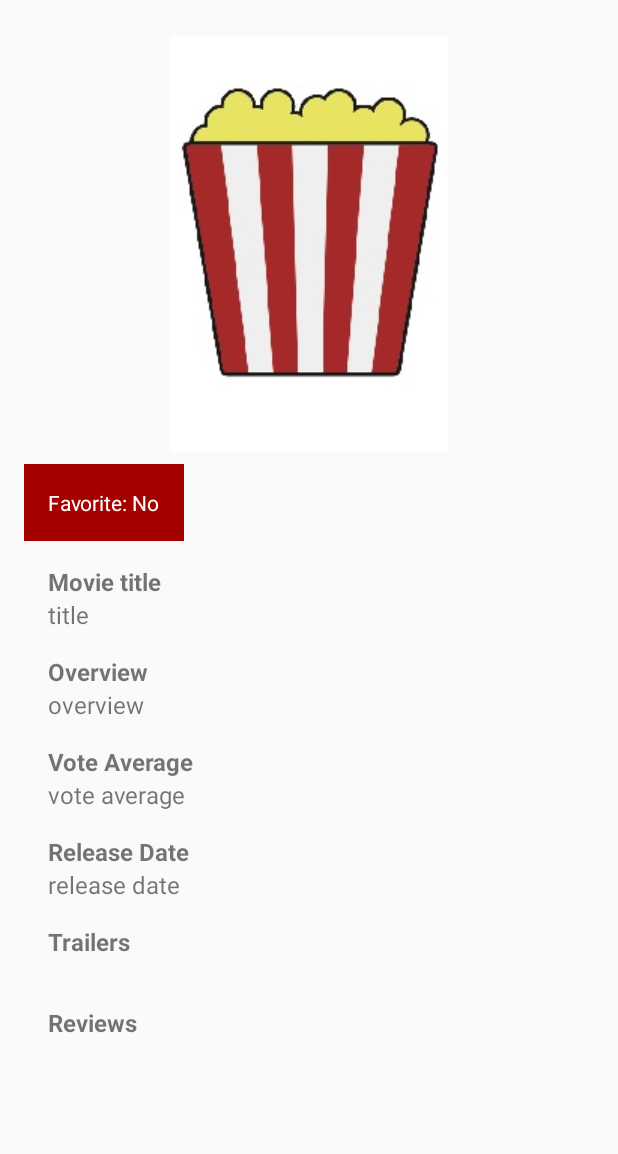
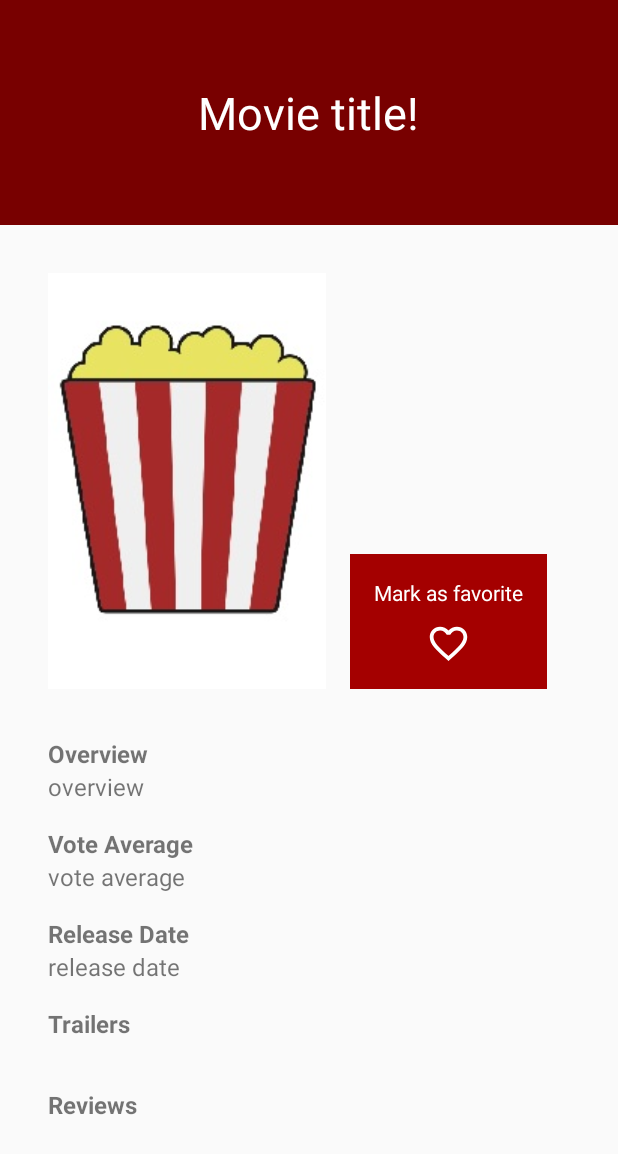
Before and after one commit to lemefe21/movie_guide_app, an Android app: the layout activity_movie_detail.xml on its own in the app's theme, with its tools: preview values and no code run, on a phone screen of 412 x 824 dp. Shown: the top 1154 px of the screen. Run offline under Robolectric (Android 15) with nearby library versions, the light colour scheme and no system bars.

Commit message:
finish layout change to send project

```diff
--- a/app/src/main/java/com/leme/movieguideapp/MovieDetailActivity.java
+++ b/app/src/main/java/com/leme/movieguideapp/MovieDetailActivity.java
@@ -21,7 +21,6 @@ import android.view.View;
 import android.widget.ImageView;
 import android.widget.ProgressBar;
 import android.widget.TextView;
-import android.widget.Toast;
 
 import com.leme.movieguideapp.adapters.MovieReviewsAdapter;
 import com.leme.movieguideapp.adapters.MovieVideosAdapter;
@@ -44,13 +43,14 @@ public class MovieDetailActivity extends AppCompatActivity implements MovieVideo
     private static Movie movie;
 
     private ImageView mPoster;
-    private TextView mTitle;
+    private ImageView mIconFavorited;
     private TextView mOverview;
     private TextView mVoteAverage;
     private TextView mReleaseData;
     private TextView btnFavorite;
     private TextView mStatusReview;
     private TextView mStatusVideo;
+    private TextView mTitleBanner;
     private ProgressBar mLoadingReview;
     private ProgressBar mLoadingVideos;
     private RecyclerView mRecyclerViewReviews;
@@ -70,7 +70,8 @@ public class MovieDetailActivity extends AppCompatActivity implements MovieVideo
         setContentView(R.layout.activity_movie_detail);
 
         mPoster = findViewById(R.id.iv_detail_movie_poster);
-        mTitle = findViewById(R.id.tv_detail_movie_title);
+        mIconFavorited = findViewById(R.id.iv_movie_icon_favorited);
+        mTitleBanner = findViewById(R.id.tv_movie_title_banner);
         mOverview = findViewById(R.id.tv_detail_movie_overview);
         mVoteAverage = findViewById(R.id.tv_detail_movie_vote_average);
         mReleaseData = findViewById(R.id.tv_detail_movie_release_date);
@@ -142,11 +143,11 @@ public class MovieDetailActivity extends AppCompatActivity implements MovieVideo
 
     }
 
-    private void setFavoriteTextView() {
+    private void setFavoriteIcon() {
         if(isFavorited) {
-            btnFavorite.setText("Favorite: Yes");
+            mIconFavorited.setImageResource(R.drawable.ic_favorite);
         } else {
-            btnFavorite.setText("Favorite: No");
+            mIconFavorited.setImageResource(R.drawable.ic_no_favorite);
         }
     }
 
@@ -162,12 +163,12 @@ public class MovieDetailActivity extends AppCompatActivity implements MovieVideo
                 .into(mPoster);
 
         typeDetail = movie.getSearchType();
-        mTitle.setText(movie.getTitle());
+        mTitleBanner.setText(movie.getTitle());
         mOverview.setText(movie.getOverview());
         mVoteAverage.setText(String.valueOf(movie.getVote_average()));
         mReleaseData.setText(movie.getRelease_date());
         isFavorited = movie.isFavorite();
-        setFavoriteTextView();
+        setFavoriteIcon();
 
     }
 
--- a/app/src/main/java/com/leme/movieguideapp/adapters/MovieItemAdapter.java
+++ b/app/src/main/java/com/leme/movieguideapp/adapters/MovieItemAdapter.java
@@ -12,7 +12,6 @@ import android.widget.TextView;
 
 import com.leme.movieguideapp.R;
 import com.leme.movieguideapp.data.MovieContract;
-import com.leme.movieguideapp.utilities.MovieUtils;
 import com.leme.movieguideapp.utilities.NetworkUtils;
 import com.squareup.picasso.Picasso;
 
@@ -55,12 +54,6 @@ public class MovieItemAdapter extends RecyclerView.Adapter<MovieItemAdapter.Movi
                 .error(R.drawable.poster_default)
                 .into(movieItemAdapterViewHolder.mMoviePosterImageView);
 
-        if(MovieUtils.checkIfMovieIsFavorite(cursor)) {
-            movieItemAdapterViewHolder.mMovieFavorited.setVisibility(View.VISIBLE);
-        } else {
-            movieItemAdapterViewHolder.mMovieFavorited.setVisibility(View.INVISIBLE);
-        }
-
     }
 
     @Override
@@ -68,11 +61,6 @@ public class MovieItemAdapter extends RecyclerView.Adapter<MovieItemAdapter.Movi
         if(cursor == null) return 0;
         return cursor.getCount();
     }
-
-    /*public void setMovieData(List<Movie> movies) {
-        mMovieList = movies;
-        notifyDataSetChanged();
-    }*/
 
     public void swapCursor(Cursor data) {
         cursor = data;
@@ -84,14 +72,12 @@ public class MovieItemAdapter extends RecyclerView.Adapter<MovieItemAdapter.Movi
 
         public final TextView mMovieNameTextView;
         public final ImageView mMoviePosterImageView;
-        public final ImageView mMovieFavorited;
 
         public MovieItemAdapterViewHolder(@NonNull View itemView) {
             super(itemView);
 
             mMovieNameTextView = itemView.findViewById(R.id.tv_movie_name);
             mMoviePosterImageView = itemView.findViewById(R.id.iv_movie_poster);
-            mMovieFavorited = itemView.findViewById(R.id.iv_movie_favorited);
             itemView.setOnClickListener(this);
 
         }
@@ -101,7 +87,6 @@ public class MovieItemAdapter extends RecyclerView.Adapter<MovieItemAdapter.Movi
             int adapterPosition = getAdapterPosition();
             cursor.moveToPosition(adapterPosition);
             int movieIdClicked = cursor.getInt(MovieContract.MovieEntry.INDEX_MOVIE_ID);
-            //Movie movie = mMovieList.get(adapterPosition);
             mClickHandler.onClick(movieIdClicked);
         }
 
--- a/app/src/main/res/layout/activity_movie_detail.xml
+++ b/app/src/main/res/layout/activity_movie_detail.xml
@@ -1,115 +1,172 @@
 <?xml version="1.0" encoding="utf-8"?>
 <android.support.v4.widget.NestedScrollView
     xmlns:android="http://schemas.android.com/apk/res/android"
+    xmlns:app="http://schemas.android.com/apk/res-auto"
     android:layout_width="match_parent"
     android:layout_height="match_parent" >
 
     <LinearLayout
         android:layout_width="match_parent"
         android:layout_height="wrap_content"
-        android:padding="@dimen/detail_linearlayout_padding"
         android:orientation="vertical">
+
+        <RelativeLayout
+            android:layout_width="match_parent"
+            android:layout_height="wrap_content">
+
+            <ImageView
+                android:id="@+id/im_banner_title"
+                android:layout_width="match_parent"
+                android:layout_height="150dp"
+                app:srcCompat="@color/colorPrimaryDark"/>
+
+            <TextView
+                android:id="@+id/tv_movie_title_banner"
+                android:layout_width="wrap_content"
+                android:layout_height="wrap_content"
+                android:layout_centerHorizontal="true"
+                android:layout_centerVertical="true"
+                android:layout_margin="@dimen/default_margim_32dp"
+                android:text="@string/movie_title_banner"
+                android:textColor="@color/white"
+                android:textSize="@dimen/banner_title_size" />
+
+        </RelativeLayout>
+
+        <LinearLayout
+            android:layout_width="match_parent"
+            android:layout_height="wrap_content"
+            android:layout_below="@+id/im_banner_title"
+            android:orientation="vertical"
+            android:padding="@dimen/detail_linearlayout_padding">
+
+            <LinearLayout
+                android:layout_width="match_parent"
+                android:layout_height="wrap_content"
+                android:layout_margin="@dimen/default_margim_16dp"
+                android:orientation="horizontal">
 
                 <ImageView
                     android:id="@+id/iv_detail_movie_poster"
                     android:layout_width="wrap_content"
                     android:layout_height="wrap_content"
-            android:src="@drawable/poster_default"
-            android:padding="@dimen/detail_movie_poster_padding"
-            android:layout_gravity="center"/>
+                    android:layout_gravity="center"
+                    android:src="@drawable/poster_default" />
+
+                <RelativeLayout
+                    android:layout_width="wrap_content"
+                    android:layout_height="wrap_content"
+                    android:layout_marginLeft="@dimen/default_margim_16dp"
+                    android:layout_gravity="bottom">
 
                     <TextView
                         android:id="@+id/btn_favorite_movie"
                         android:layout_width="wrap_content"
-            android:layout_height="wrap_content"
+                        android:layout_height="@dimen/button_favorite_height"
+                        android:background="@drawable/item_favorite_selector"
                         android:padding="@dimen/default_padding_16dp"
-            android:background="@drawable/item_favorite_selector"
-            android:textColor="@color/white"
-            android:text="Favorite: No"/>
+                        android:text="Mark as favorite"
+                        android:textColor="@color/white" />
 
-        <TextView
+                    <ImageView
+                        android:id="@+id/iv_movie_icon_favorited"
+                        android:layout_width="30dp"
+                        android:layout_height="30dp"
+                        android:layout_centerHorizontal="true"
+                        android:layout_alignBottom="@id/btn_favorite_movie"
+                        android:layout_marginBottom="15dp"
+                        android:src="@drawable/ic_no_favorite" />
+
+                </RelativeLayout>
+
+
+            </LinearLayout>
+
+            <!--<TextView
                 android:id="@+id/tv_detail_title"
                 style="@style/DetailMovieTitles"
-            android:text="@string/movie_title"/>
+                android:text="@string/movie_title" />
 
             <TextView
                 android:id="@+id/tv_detail_movie_title"
                 style="@style/DetailMovieSubTitles"
-            android:text="@string/title"/>
+                android:text="@string/title" />-->
 
             <TextView
                 android:id="@+id/tv_detail_overview"
                 style="@style/DetailMovieTitles"
-            android:text="@string/movie_overview"/>
+                android:text="@string/movie_overview" />
 
             <TextView
                 android:id="@+id/tv_detail_movie_overview"
                 style="@style/DetailMovieSubTitles"
-            android:text="@string/overview"/>
+                android:text="@string/overview" />
 
             <TextView
                 android:id="@+id/tv_detail_vote_average"
                 style="@style/DetailMovieTitles"
-            android:text="@string/movie_vote_average"/>
+                android:text="@string/movie_vote_average" />
 
             <TextView
                 android:id="@+id/tv_detail_movie_vote_average"
                 style="@style/DetailMovieSubTitles"
-            android:text="@string/vote_average"/>
+                android:text="@string/vote_average" />
 
             <TextView
                 android:id="@+id/tv_detail_release_date"
                 style="@style/DetailMovieTitles"
-            android:text="@string/movie_release_date"/>
+                android:text="@string/movie_release_date" />
 
             <TextView
                 android:id="@+id/tv_detail_movie_release_date"
                 style="@style/DetailMovieSubTitles"
-            android:text="@string/vote_release_date"/>
+                android:text="@string/vote_release_date" />
 
             <TextView
                 android:id="@+id/tv_videos"
                 style="@style/DetailMovieTitles"
-            android:text="@string/movie_videos"/>
+                android:text="@string/movie_videos" />
 
             <ProgressBar
                 android:id="@+id/pb_loading_videos"
+                android:layout_width="@dimen/main_loading_indicator_width"
                 android:layout_height="@dimen/main_loading_indicator_height"
-            android:layout_width="@dimen/main_loading_indicator_width"
                 android:layout_gravity="center"
                 android:visibility="gone" />
 
             <TextView
                 android:id="@+id/tv_detail_movie_video"
                 style="@style/DetailMovieSubTitles"
-            android:visibility="gone"
-            android:text="@string/reviews"/>
+                android:text="@string/reviews"
+                android:visibility="gone" />
 
             <android.support.v7.widget.RecyclerView
                 android:id="@+id/recyclerview_videos_movies"
-            style="@style/DetailMovieListReview"/>
+                style="@style/DetailMovieListReview" />
 
             <TextView
                 android:id="@+id/tv_reviews"
                 style="@style/DetailMovieTitles"
-            android:text="@string/movie_reviews"/>
+                android:text="@string/movie_reviews" />
 
             <ProgressBar
                 android:id="@+id/pb_loading_reviews"
+                android:layout_width="@dimen/main_loading_indicator_width"
                 android:layout_height="@dimen/main_loading_indicator_height"
-            android:layout_width="@dimen/main_loading_indicator_width"
                 android:layout_gravity="center"
                 android:visibility="gone" />
 
             <TextView
                 android:id="@+id/tv_detail_movie_review"
                 style="@style/DetailMovieSubTitles"
-            android:visibility="gone"
-            android:text="@string/reviews"/>
+                android:text="@string/reviews"
+                android:visibility="gone" />
 
             <android.support.v7.widget.RecyclerView
                 android:id="@+id/recyclerview_reviews_movies"
-            style="@style/DetailMovieListReview"/>
+                style="@style/DetailMovieListReview" />
+
+        </LinearLayout>
 
     </LinearLayout>
 
--- a/app/src/main/res/layout/movie_list_item.xml
+++ b/app/src/main/res/layout/movie_list_item.xml
@@ -33,14 +33,6 @@
                 android:fontFamily="sans-serif"
                 android:padding="@dimen/item_card_padding"/>
 
-            <ImageView
-                android:id="@+id/iv_movie_favorited"
-                android:layout_width="25dp"
-                android:layout_height="25dp"
-                android:layout_gravity="center"
-                android:layout_marginBottom="8dp"
-                android:src="@drawable/ic_star_black_100dp"/>
-
         </LinearLayout>
 
     </android.support.v7.widget.CardView>
--- a/app/src/main/res/values/dimens.xml
+++ b/app/src/main/res/values/dimens.xml
@@ -28,5 +28,8 @@
     <dimen name="default_margim_8dp">8dp</dimen>
     <dimen name="image_thumbnail_height">110dp</dimen>
     <dimen name="image_thumbnail_width">195dp</dimen>
+    <dimen name="banner_title_size">30sp</dimen>
+    <dimen name="button_favorite_height">90dp</dimen>
+    <dimen name="default_margim_32dp">32dp</dimen>
 
 </resources>
--- a/app/src/main/res/values/strings.xml
+++ b/app/src/main/res/values/strings.xml
@@ -23,4 +23,5 @@
     <string name="no_video">No trailer yet...</string>
     <string name="reviews">review</string>
     <string name="movie_videos">Trailers</string>
+    <string name="movie_title_banner">Movie title!</string>
 </resources>
```
Lines whose indentation alone changed are shown as unchanged.
